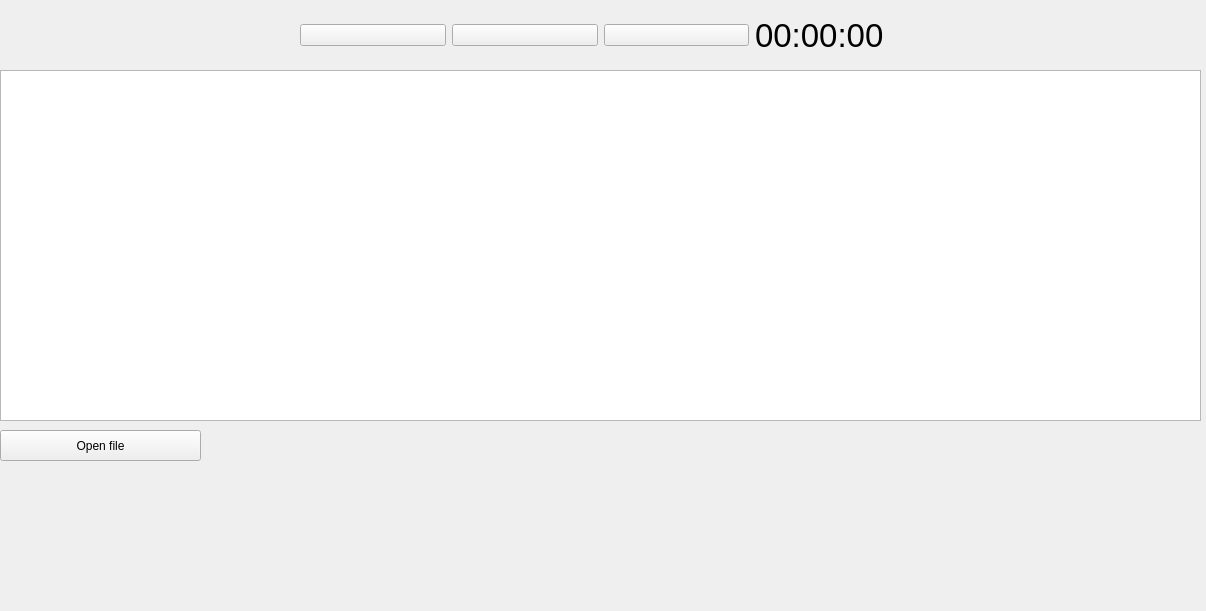
Qt form src/app/MainWindow.ui (artemious3/aedit) before a commit.
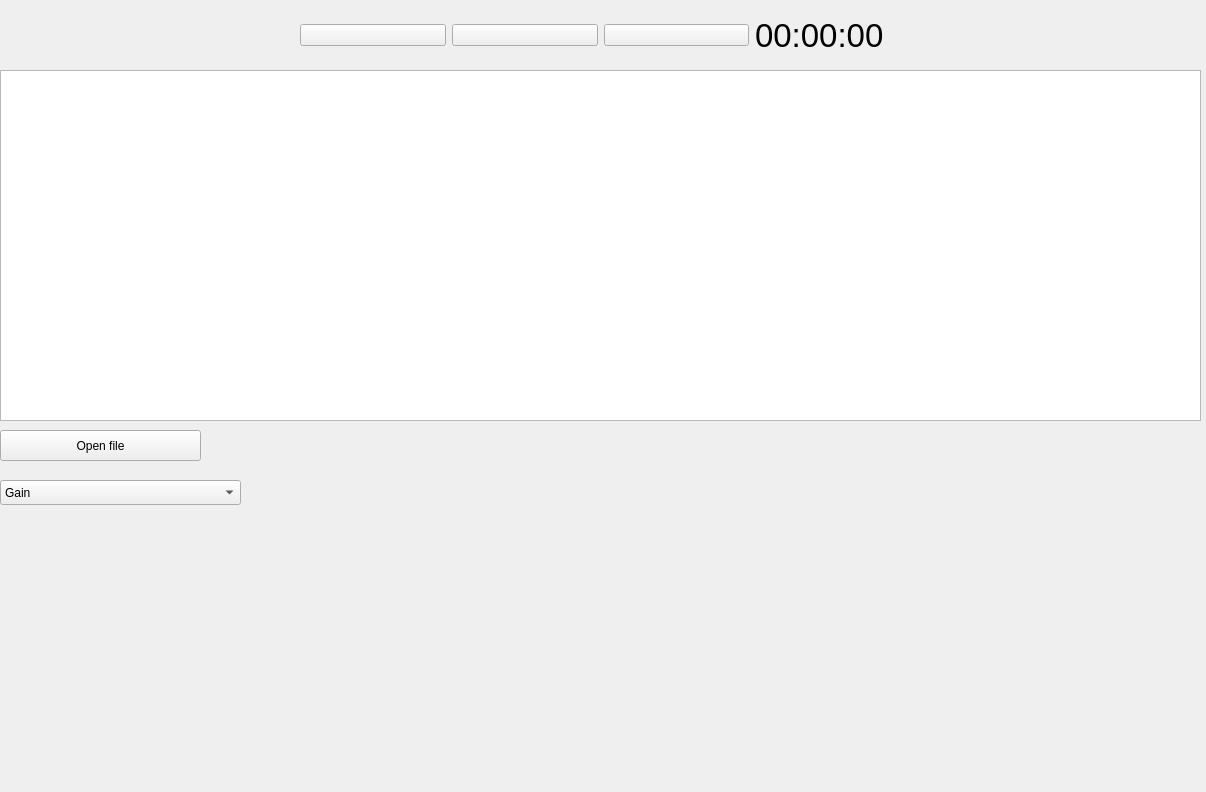
The same form after that commit. Icons and pictures are not drawn.

Commit message: Simple Gain and LowPass with no settings added

What changed in the file:
```diff
--- a/src/app/MainWindow.ui
+++ b/src/app/MainWindow.ui
@@ -7,7 +7,7 @@
     <x>0</x>
     <y>0</y>
     <width>1206</width>
-    <height>611</height>
+    <height>792</height>
    </rect>
   </property>
   <property name="windowTitle">
@@ -108,6 +108,41 @@
     <string>Open file</string>
    </property>
   </widget>
+  <widget class="QWidget" name="effectWidget" native="true">
+   <property name="geometry">
+    <rect>
+     <x>310</x>
+     <y>450</y>
+     <width>531</width>
+     <height>301</height>
+    </rect>
+   </property>
+  </widget>
+  <widget class="QComboBox" name="comboBox">
+   <property name="geometry">
+    <rect>
+     <x>0</x>
+     <y>480</y>
+     <width>241</width>
+     <height>25</height>
+    </rect>
+   </property>
+   <item>
+    <property name="text">
+     <string>Gain</string>
+    </property>
+   </item>
+   <item>
+    <property name="text">
+     <string>EQ</string>
+    </property>
+   </item>
+   <item>
+    <property name="text">
+     <string/>
+    </property>
+   </item>
+  </widget>
  </widget>
  <resources/>
  <connections/>
```
The commit also changes 15 other files.
